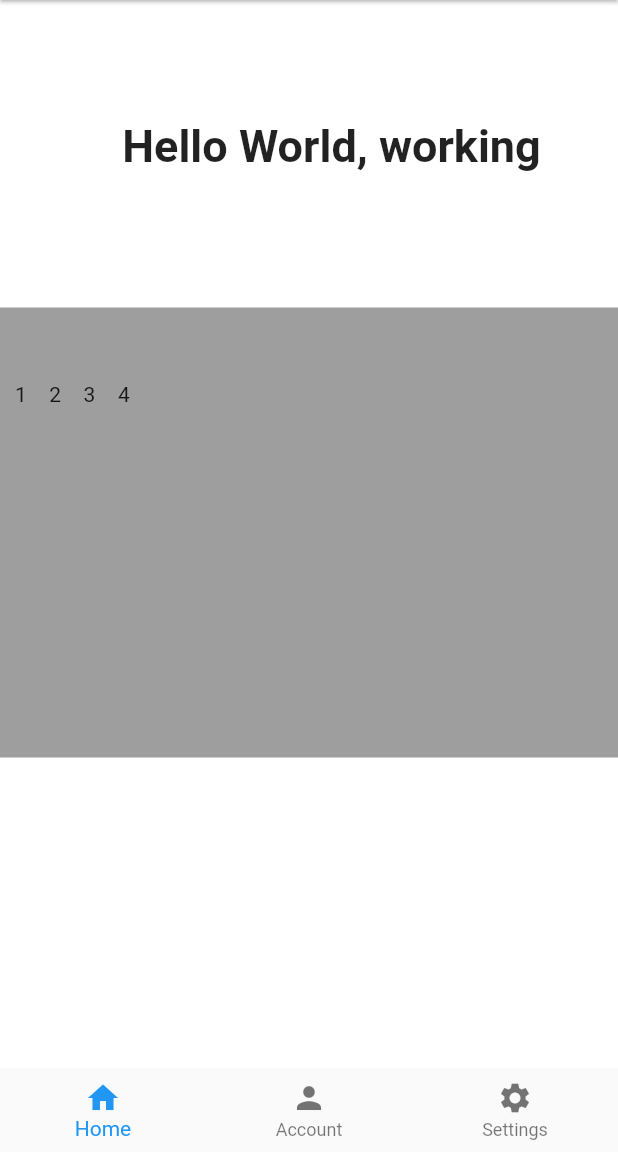
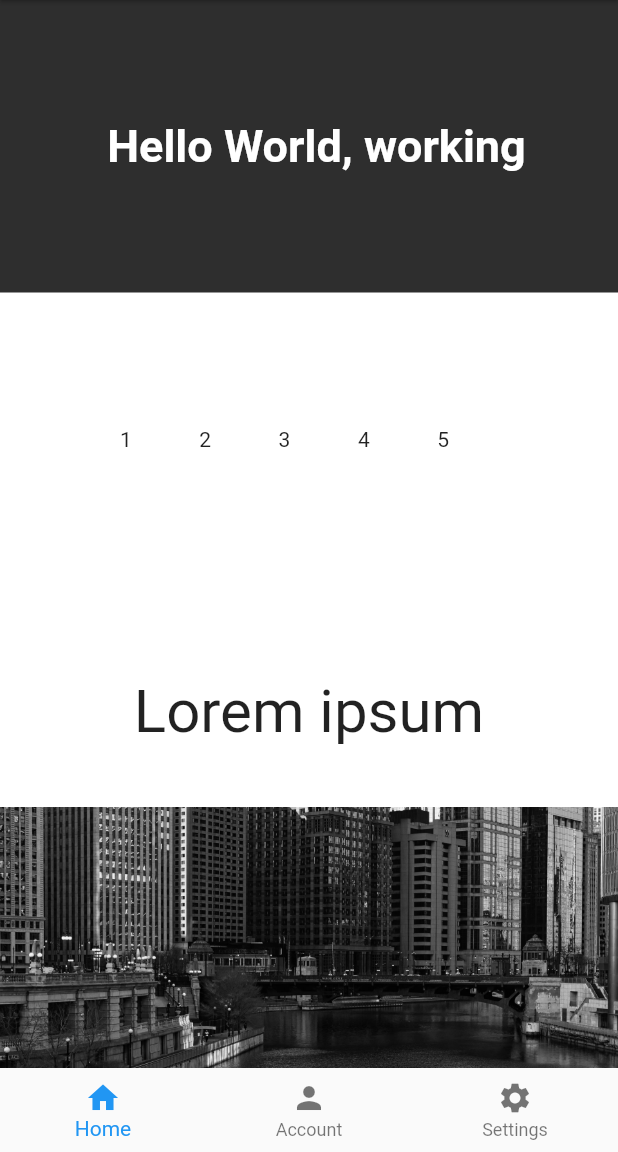
Before and after one commit to isaacismaelx14/myFirstFlutter_app, a Flutter app: the screen it shows after launch, on a phone screen of 412 x 824 dp, the part 84-1236 px from its top. Run offline on Flutter 3.47's test engine with Material 2 defaults, Android fonts, the phone set to English and light mode, and no system bars.

Commit message:
Working with images

```diff
--- a/lib/screens/home_screen.dart
+++ b/lib/screens/home_screen.dart
@@ -26,7 +26,9 @@ class _HomeScreenState extends State<HomeScreen> {
         physics: NeverScrollableScrollPhysics(),
         controller: pageController,
         children: const [
-          CustomScreen(color: Colors.white),
+          SingleChildScrollView(
+            child: CustomScreen(color: Colors.white),
+          ),
           AccountScreen(),
           SettingsScreen()
         ],
@@ -60,38 +62,67 @@ class CustomScreen extends StatelessWidget {
     return Container(
       color: color,
       child: Column(children: <Widget>[
-        Padding(
-            padding: EdgeInsets.fromLTRB(50, 80, 20, 50),
+        Container(
+          color: Color.fromARGB(255, 46, 46, 46),
+          child: Align(
+              alignment: Alignment.center,
+              child: Padding(
+                  padding: EdgeInsets.fromLTRB(30, 80, 20, 80),
                   child: Text(
                     'Hello World, working',
-              style: TextStyle(fontSize: 30.0, fontWeight: FontWeight.bold),
-            )),
+                    style: TextStyle(
+                        fontSize: 30.0,
+                        fontWeight: FontWeight.bold,
+                        color: Colors.white),
+                  ))),
+        ),
         Container(
             margin: EdgeInsets.only(top: 40),
-            height: 300,
-            color: Color.fromARGB(255, 158, 158, 158),
             child: Align(
                 alignment: Alignment.topCenter,
+                child: Padding(
+                  padding: EdgeInsets.only(top: 50),
                   child: Row(
                     children: const <Widget>[
                       Padding(
-                    padding: EdgeInsets.fromLTRB(10, 50, 5, 50),
+                        padding: EdgeInsets.fromLTRB(80, 0, 5, 0),
                         child: Text('1'),
                       ),
                       Padding(
-                    padding: EdgeInsets.fromLTRB(10, 50, 5, 50),
+                        padding: EdgeInsets.fromLTRB(40, 0, 5, 0),
                         child: Text('2'),
                       ),
                       Padding(
-                    padding: EdgeInsets.fromLTRB(10, 50, 5, 50),
+                        padding: EdgeInsets.fromLTRB(40, 0, 5, 0),
                         child: Text('3'),
                       ),
                       Padding(
-                    padding: EdgeInsets.fromLTRB(10, 50, 5, 50),
+                        padding: EdgeInsets.fromLTRB(40, 0, 5, 0),
                         child: Text('4'),
+                      ),
+                      Padding(
+                        padding: EdgeInsets.fromLTRB(40, 0, 5, 0),
+                        child: Text('5'),
                       )
                     ],
                   ),
+                ))),
+        Container(
+            padding: EdgeInsets.all(30),
+            margin: EdgeInsets.only(top: 120),
+            child: Text(
+              'Lorem ipsum',
+              style: TextStyle(fontSize: 40),
+            )),
+        Container(
+            margin: EdgeInsets.only(top: 10),
+            child: Image(
+              image: AssetImage('assets/image.jpg'),
+            )),
+        Container(
+            margin: EdgeInsets.only(top: 10, bottom: 50),
+            child: Image(
+              image: AssetImage('assets/image-2.jpg'),
             ))
       ]),
     );
--- a/pubspec.yaml
+++ b/pubspec.yaml
@@ -55,6 +55,9 @@ flutter:
   # The following line ensures that the Material Icons font is
   # included with your application, so that you can use the icons in
   # the material Icons class.
+  assets:
+    - assets/
+
   uses-material-design: true
 
   # To add assets to your application, add an assets section, like this:
```
Also changed, not shown: assets/image-2.jpg (added), assets/image.jpg (added). Lines whose indentation alone changed are shown as unchanged.
